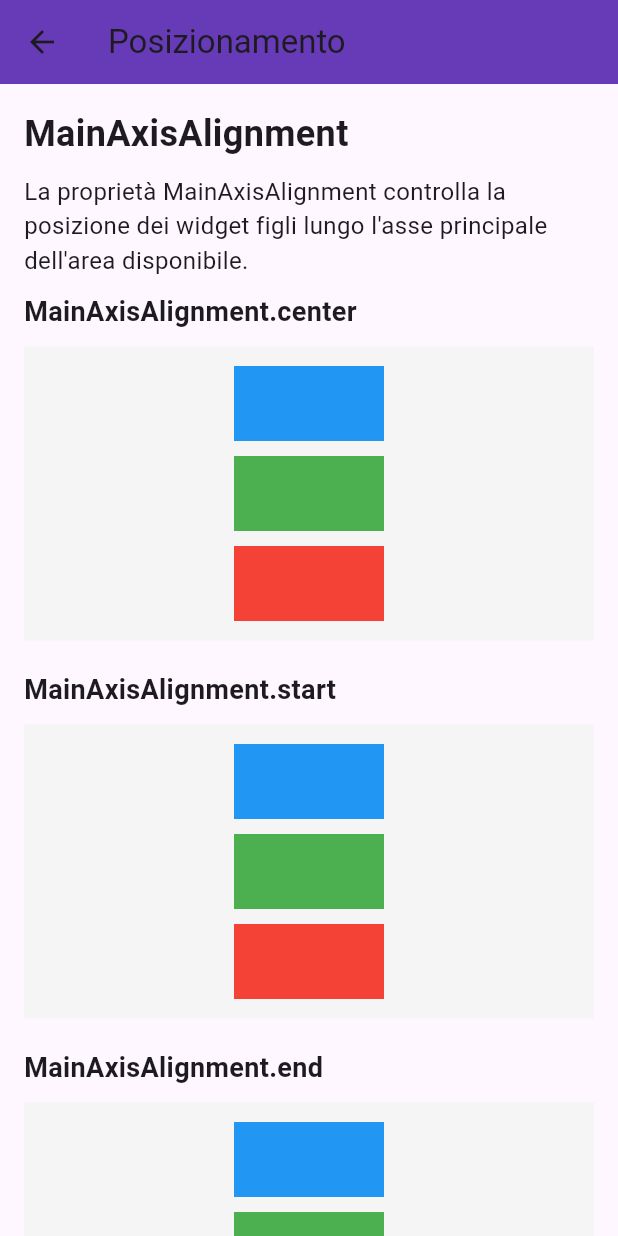
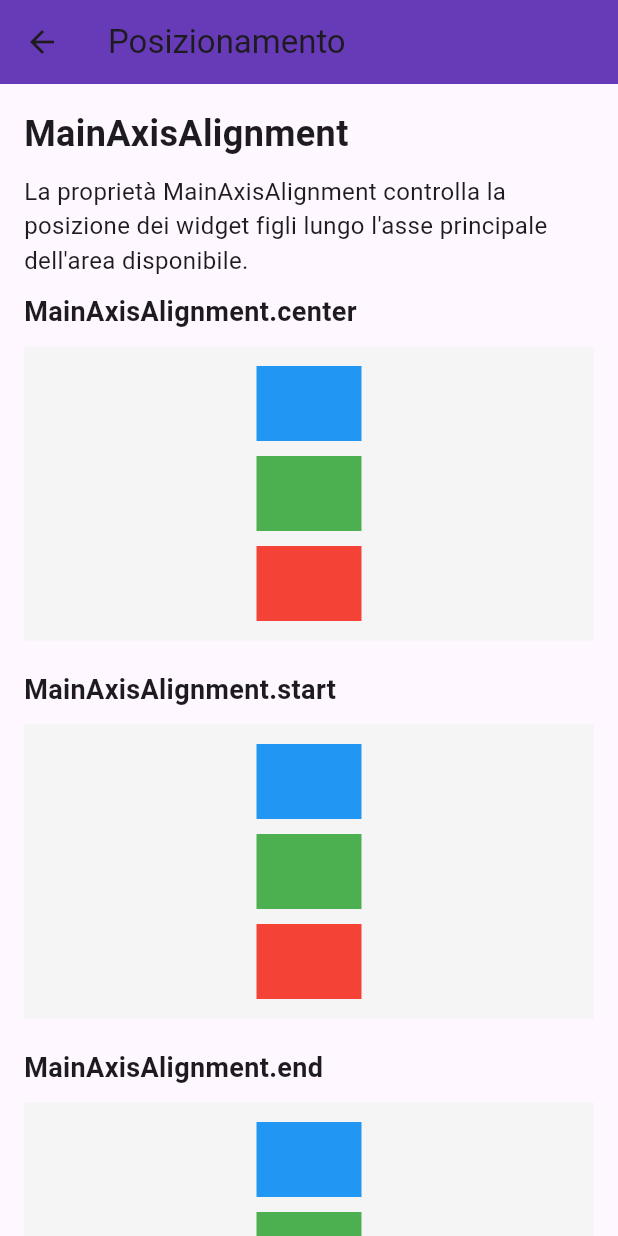
Before and after one commit to TheDollMaster98/flutter_tutorial, a Flutter app: the Tutorial6 screen opened by its route, on a phone screen of 412 x 824 dp. Run offline on Flutter 3.47's test engine with Material 3 defaults, Android fonts, the phone set to English and light mode, and no system bars; missing offline and left inert: intro_flutter_0.

Commit message:
Cambio dimensioni quadrati

```diff
--- a/lib/tutorial_6_styles/tutorial_6.dart
+++ b/lib/tutorial_6_styles/tutorial_6.dart
@@ -86,9 +86,12 @@ class Tutorial6 extends StatelessWidget {
                   color: Colors.grey.shade100,
                   child: Row(
                     crossAxisAlignment: CrossAxisAlignment.center,
+                    mainAxisAlignment: MainAxisAlignment.center,
                     children: [
                       coloredBox(Colors.blue),
+                      const SizedBox(width: 10),
                       coloredBox(Colors.green),
+                      const SizedBox(width: 10),
                       coloredBox(Colors.red),
                     ],
                   ),
@@ -106,9 +109,12 @@ class Tutorial6 extends StatelessWidget {
                   color: Colors.grey.shade100,
                   child: Row(
                     crossAxisAlignment: CrossAxisAlignment.start,
+                    mainAxisAlignment: MainAxisAlignment.center,
                     children: [
                       coloredBox(Colors.blue),
+                      const SizedBox(width: 10),
                       coloredBox(Colors.green),
+                      const SizedBox(width: 10),
                       coloredBox(Colors.red),
                     ],
                   ),
@@ -126,9 +132,12 @@ class Tutorial6 extends StatelessWidget {
                   color: Colors.grey.shade100,
                   child: Row(
                     crossAxisAlignment: CrossAxisAlignment.end,
+                    mainAxisAlignment: MainAxisAlignment.center,
                     children: [
                       coloredBox(Colors.blue),
+                      const SizedBox(width: 10),
                       coloredBox(Colors.green),
+                      const SizedBox(width: 10),
                       coloredBox(Colors.red),
                     ],
                   ),
--- a/lib/tutorial_6_styles/widgets/tutorial_6_widgets.dart
+++ b/lib/tutorial_6_styles/widgets/tutorial_6_widgets.dart
@@ -44,7 +44,7 @@ Widget propertyExample(String propertyName, Widget child) {
 // Widget per creare box colorati usati negli esempi
 Widget coloredBox(Color color) {
   return Container(
-    width: 100,
+    width: 70,
     height: 50,
     color: color,
     margin: const EdgeInsets.symmetric(vertical: 5),
```
